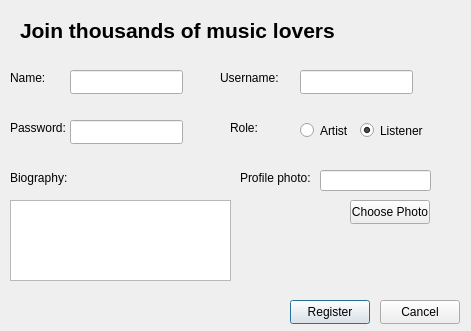
Above: registerdialog.ui from Kiana-hash/MusicAppQt before the change. Below: the same form after it.
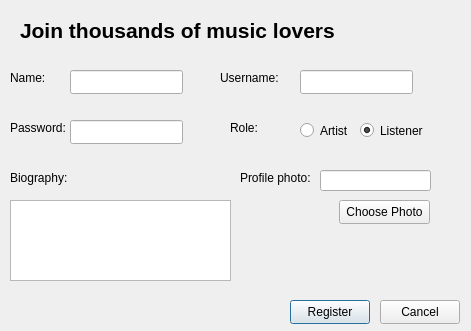
That is the form after the change.

Commit message: added add album interface for artists

```diff
--- a/registerdialog.ui
+++ b/registerdialog.ui
@@ -204,9 +204,9 @@
   <widget class="QPushButton" name="choosePhotoButton">
    <property name="geometry">
     <rect>
-     <x>350</x>
+     <x>339</x>
      <y>200</y>
-     <width>80</width>
+     <width>91</width>
      <height>24</height>
     </rect>
    </property>
```
The commit also changes 6 other files.
